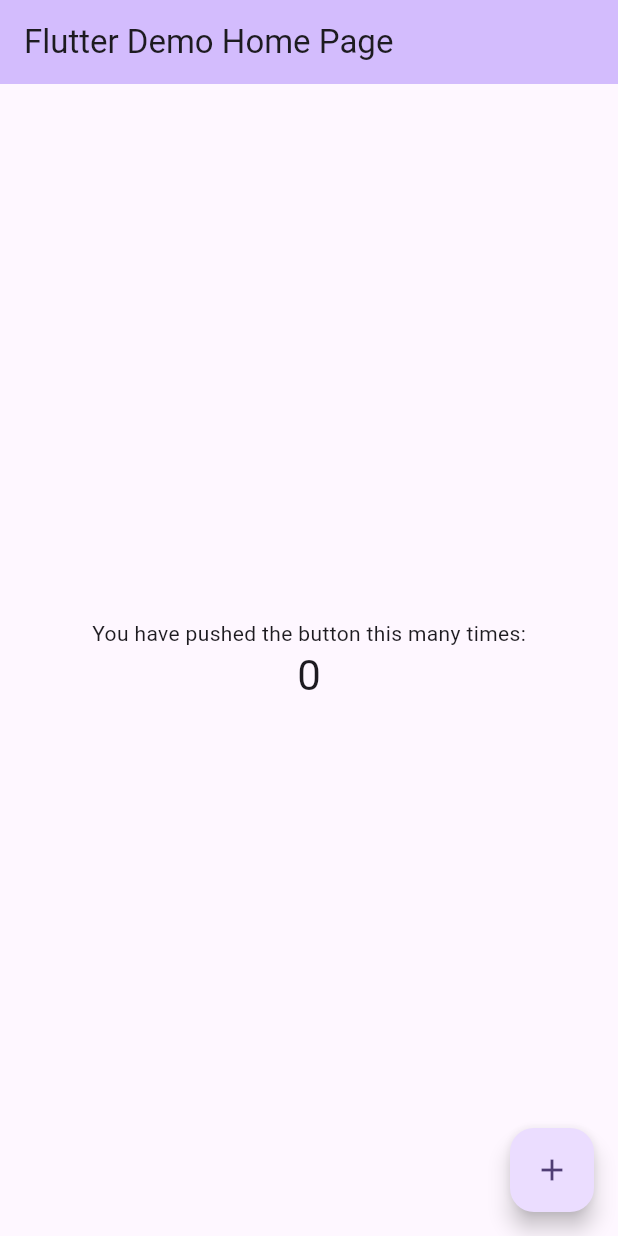
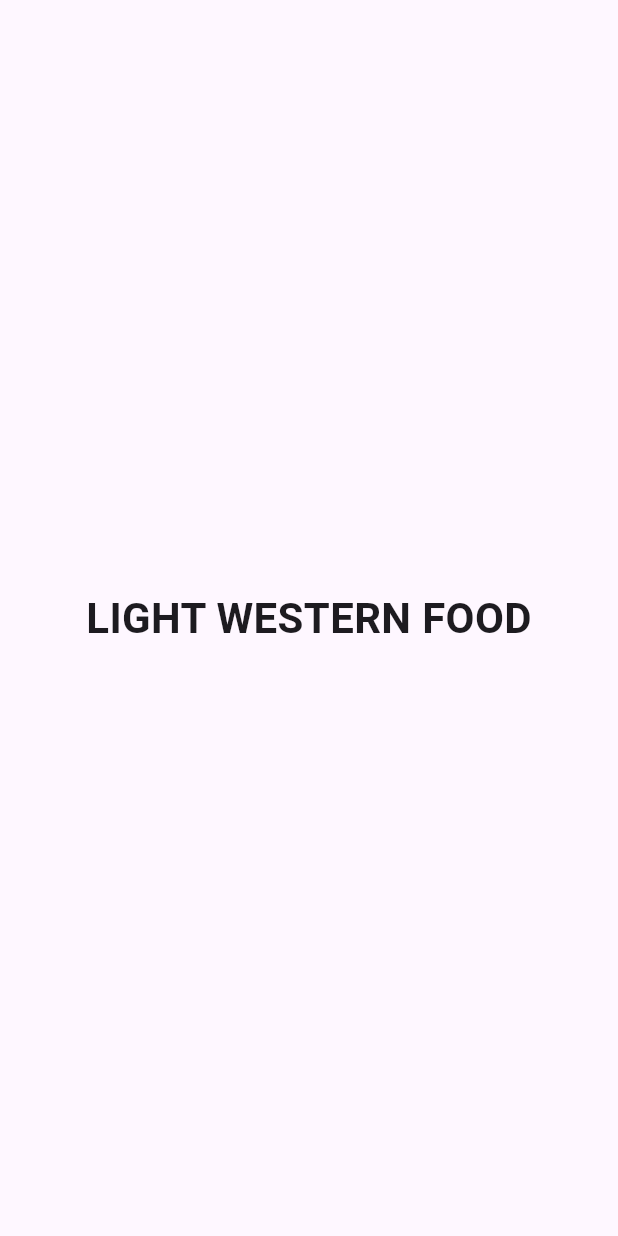
Before and after one commit to ashlee-arch/lightwesternfood, a Flutter app: the first screen one second after launch, on a phone screen of 412 x 824 dp. Run offline on Flutter 3.47's test engine with Material 3 defaults, Android fonts, the light colour scheme and no system bars.

Commit message:
구조 세팅 완료: Splash → Home 전환 / 로그인 화면 제외

```diff
--- /dev/null
+++ b/lib/config/app_routes.dart
@@ -0,0 +1,19 @@
+import 'package:flutter/material.dart';
+import '../features/splash/splash_screen.dart';
+import '../features/auth/login_screen.dart';
+import '../features/home/home_screen.dart';
+import '../features/store/store_screen.dart';
+
+class AppRoutes {
+  static const String splash = '/';
+  static const String login = '/login';
+  static const String home = '/home';
+  static const String store = '/store';
+
+  static Map<String, WidgetBuilder> routes = {
+    splash: (context) => const SplashScreen(),
+    login: (context) => const LoginScreen(),
+    home: (context) => const HomeScreen(),
+    store: (context) => const StoreScreen(),
+  };
+}
--- /dev/null
+++ b/lib/features/splash/splash_screen.dart
@@ -0,0 +1,21 @@
+import 'package:flutter/material.dart';
+
+class SplashScreen extends StatelessWidget {
+  const SplashScreen({super.key});
+
+  @override
+  Widget build(BuildContext context) {
+    Future.delayed(const Duration(seconds: 2), () {
+      Navigator.pushReplacementNamed(context, '/home');
+    });
+
+    return const Scaffold(
+      body: Center(
+        child: Text(
+          'LIGHT WESTERN FOOD',
+          style: TextStyle(fontSize: 28, fontWeight: FontWeight.bold),
+        ),
+      ),
+    );
+  }
+}
--- a/lib/main.dart
+++ b/lib/main.dart
@@ -1,4 +1,5 @@
 import 'package:flutter/material.dart';
+import 'config/app_routes.dart';
 
 void main() {
   runApp(const MyApp());
@@ -7,116 +8,13 @@ void main() {
 class MyApp extends StatelessWidget {
   const MyApp({super.key});
 
-  // This widget is the root of your application.
   @override
   Widget build(BuildContext context) {
     return MaterialApp(
-      title: 'Flutter Demo',
-      theme: ThemeData(
-        // This is the theme of your application.
-        //
-        // TRY THIS: Try running your application with "flutter run". You'll see
-        // the application has a purple toolbar. Then, without quitting the app,
-        // try changing the seedColor in the colorScheme below to Colors.green
-        // and then invoke "hot reload" (save your changes or press the "hot
-        // reload" button in a Flutter-supported IDE, or press "r" if you used
-        // the command line to start the app).
-        //
-        // Notice that the counter didn't reset back to zero; the application
-        // state is not lost during the reload. To reset the state, use hot
-        // restart instead.
-        //
-        // This works for code too, not just values: Most code changes can be
-        // tested with just a hot reload.
-        colorScheme: ColorScheme.fromSeed(seedColor: Colors.deepPurple),
-      ),
-      home: const MyHomePage(title: 'Flutter Demo Home Page'),
+      title: 'To-Do List With Your Pet',
+      debugShowCheckedModeBanner: false,
+      initialRoute: AppRoutes.splash, // 앱 시작화면
+      routes: AppRoutes.routes,        // 화면 라우팅 설정
     );
   }
 }
-
-class MyHomePage extends StatefulWidget {
-  const MyHomePage({super.key, required this.title});
-
-  // This widget is the home page of your application. It is stateful, meaning
-  // that it has a State object (defined below) that contains fields that affect
-  // how it looks.
-
-  // This class is the configuration for the state. It holds the values (in this
-  // case the title) provided by the parent (in this case the App widget) and
-  // used by the build method of the State. Fields in a Widget subclass are
-  // always marked "final".
-
-  final String title;
-
-  @override
-  State<MyHomePage> createState() => _MyHomePageState();
-}
-
-class _MyHomePageState extends State<MyHomePage> {
-  int _counter = 0;
-
-  void _incrementCounter() {
-    setState(() {
-      // This call to setState tells the Flutter framework that something has
-      // changed in this State, which causes it to rerun the build method below
-      // so that the display can reflect the updated values. If we changed
-      // _counter without calling setState(), then the build method would not be
-      // called again, and so nothing would appear to happen.
-      _counter++;
-    });
-  }
-
-  @override
-  Widget build(BuildContext context) {
-    // This method is rerun every time setState is called, for instance as done
-    // by the _incrementCounter method above.
-    //
-    // The Flutter framework has been optimized to make rerunning build methods
-    // fast, so that you can just rebuild anything that needs updating rather
-    // than having to individually change instances of widgets.
-    return Scaffold(
-      appBar: AppBar(
-        // TRY THIS: Try changing the color here to a specific color (to
-        // Colors.amber, perhaps?) and trigger a hot reload to see the AppBar
-        // change color while the other colors stay the same.
-        backgroundColor: Theme.of(context).colorScheme.inversePrimary,
-        // Here we take the value from the MyHomePage object that was created by
-        // the App.build method, and use it to set our appbar title.
-        title: Text(widget.title),
-      ),
-      body: Center(
-        // Center is a layout widget. It takes a single child and positions it
-        // in the middle of the parent.
-        child: Column(
-          // Column is also a layout widget. It takes a list of children and
-          // arranges them vertically. By default, it sizes itself to fit its
-          // children horizontally, and tries to be as tall as its parent.
-          //
-          // Column has various properties to control how it sizes itself and
-          // how it positions its children. Here we use mainAxisAlignment to
-          // center the children vertically; the main axis here is the vertical
-          // axis because Columns are vertical (the cross axis would be
-          // horizontal).
-          //
-          // TRY THIS: Invoke "debug painting" (choose the "Toggle Debug Paint"
-          // action in the IDE, or press "p" in the console), to see the
-          // wireframe for each widget.
-          mainAxisAlignment: MainAxisAlignment.center,
-          children: <Widget>[
-            const Text('You have pushed the button this many times:'),
-            Text(
-              '$_counter',
-              style: Theme.of(context).textTheme.headlineMedium,
-            ),
-          ],
-        ),
-      ),
-      floatingActionButton: FloatingActionButton(
-        onPressed: _incrementCounter,
-        tooltip: 'Increment',
-        child: const Icon(Icons.add),
-      ), // This trailing comma makes auto-formatting nicer for build methods.
-    );
-  }
-}
```
Also changed, not shown: lib/features/auth/login_screen.dart (added, +13 -0 lines), lib/features/home/home_screen.dart (added, +13 -0 lines), lib/features/store/store_screen.dart (added, +13 -0 lines), Screenshot 2025-05-14 at 11.25.05 AM.png (added).
